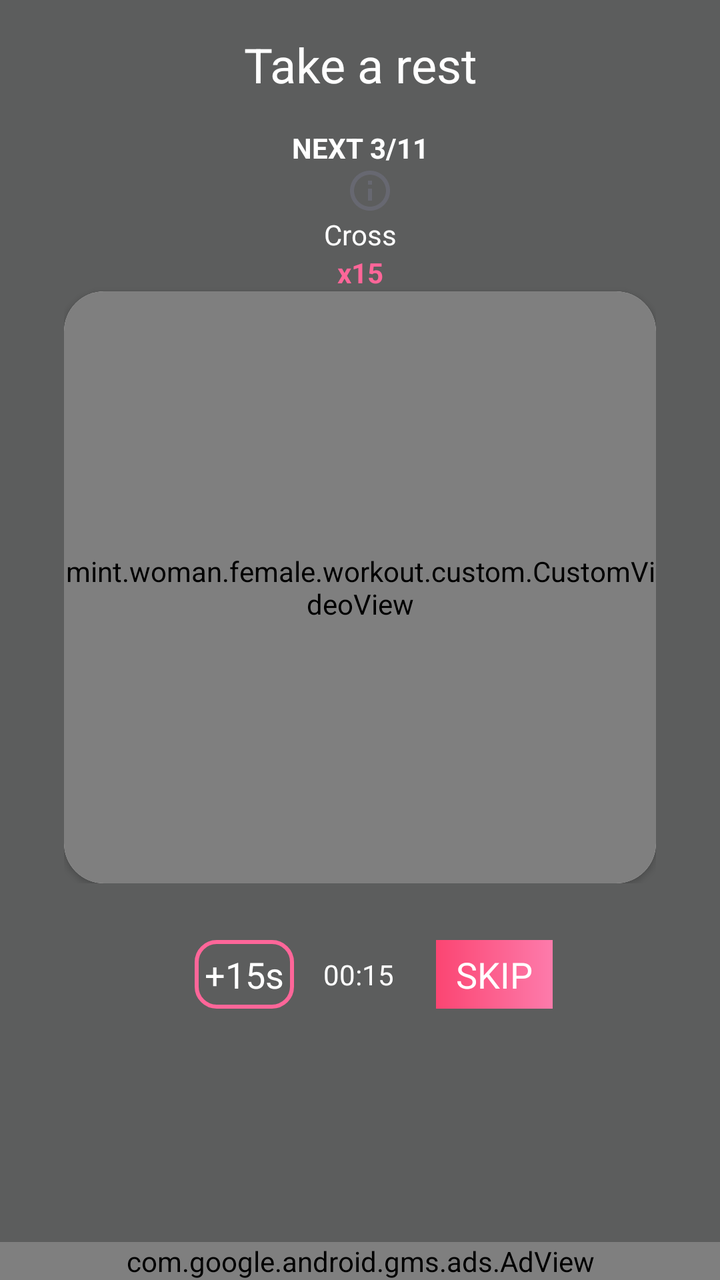
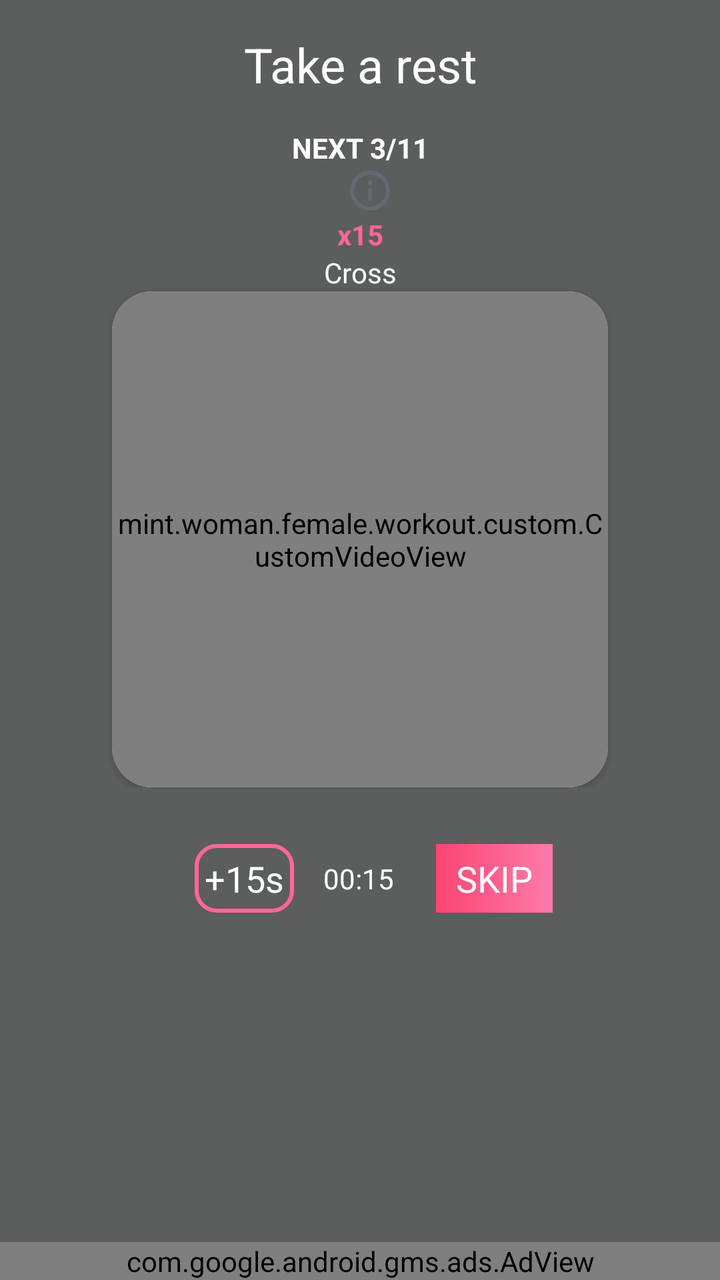

Screens rendered from an Android XML layout before and after an edit, with the pre-edit source and the edit as a unified diff.
<!-- AndroidManifest.xml: application theme AppTheme -->
<!-- res/layout/fragment_rest.xml -->
<?xml version="1.0" encoding="utf-8"?>
<androidx.constraintlayout.widget.ConstraintLayout xmlns:android="http://schemas.android.com/apk/res/android"
    xmlns:app="http://schemas.android.com/apk/res-auto"
    xmlns:tools="http://schemas.android.com/tools"
    android:layout_width="match_parent"
    android:layout_height="match_parent"
    xmlns:custom="http://schemas.android.com/apk/res-auto"
    android:background="#a5070809"
    tools:context=".fragment.RestFragment">

    <TextView
        android:id="@+id/txt_break"
        android:layout_width="match_parent"
        android:layout_height="wrap_content"
        android:layout_marginTop="16dp"
        android:gravity="center"
        android:text="@string/txt_take_a_break"
        android:textColor="@color/White"
        android:textSize="24sp"
        app:layout_constraintEnd_toEndOf="parent"
        app:layout_constraintStart_toStartOf="parent"
        app:layout_constraintTop_toTopOf="parent" />

    <androidx.constraintlayout.widget.ConstraintLayout
        android:id="@+id/layout_video"
        android:layout_width="match_parent"
        android:layout_height="wrap_content"
        android:layout_marginStart="32dp"
        android:layout_marginTop="16dp"
        android:layout_marginEnd="32dp"
        app:layout_constraintEnd_toEndOf="parent"
        app:layout_constraintStart_toStartOf="parent"
        app:layout_constraintTop_toBottomOf="@id/txt_break">

        <TextView
            android:id="@+id/txt_workout_count"
            android:layout_width="match_parent"
            android:layout_height="wrap_content"
            android:gravity="center"
            android:text="Next 3/11"
            android:textAllCaps="true"
            android:textColor="@color/White"
            android:textStyle="bold"
            app:layout_constraintEnd_toEndOf="parent"
            app:layout_constraintStart_toStartOf="parent"
            app:layout_constraintTop_toTopOf="parent" />

        <TextView
            android:id="@+id/tv_exercise_name"
            android:layout_width="wrap_content"
            android:layout_height="wrap_content"
            android:clickable="true"
            android:drawablePadding="10dp"
            android:foreground="?attr/selectableItemBackground"
            android:maxLines="2"
            android:textAlignment="center"
            android:textAllCaps="true"
            android:textColor="@color/White"
            android:textSize="18sp"
            app:drawableRightCompat="@drawable/ic_info_outline_black_24dp"
            app:layout_constraintEnd_toEndOf="parent"
            app:layout_constraintStart_toStartOf="parent"
            app:layout_constraintTop_toBottomOf="@id/txt_workout_count" />

        <TextView
            android:id="@+id/tv_sub"
            android:layout_width="wrap_content"
            android:layout_height="wrap_content"
            android:text="Cross"
            android:textColor="@color/White"
            app:layout_constraintEnd_toEndOf="parent"
            app:layout_constraintStart_toStartOf="parent"
            app:layout_constraintTop_toBottomOf="@+id/tv_exercise_name" />

        <TextView
            android:id="@+id/txt_exercise_count"
            android:layout_width="0dp"
            android:layout_height="wrap_content"
            android:text="x15"
            android:textAlignment="center"
            android:textColor="@color/colorAccent"
            android:textStyle="bold"
            app:layout_constraintEnd_toEndOf="parent"
            app:layout_constraintStart_toStartOf="parent"
            app:layout_constraintTop_toBottomOf="@id/tv_sub" />

        <androidx.cardview.widget.CardView
            android:id="@+id/cardView"
            android:layout_width="match_parent"
            android:layout_height="0dp"
            app:cardCornerRadius="20dp"
            app:layout_constraintBottom_toBottomOf="parent"
            app:layout_constraintDimensionRatio="1:1"
            app:layout_constraintEnd_toEndOf="parent"
            app:layout_constraintStart_toStartOf="parent"
            app:layout_constraintTop_toBottomOf="@id/txt_exercise_count">

            <mint.woman.female.workout.custom.CustomVideoView
                android:id="@+id/videoView"
                android:layout_width="match_parent"
                android:layout_height="match_parent" />
        </androidx.cardview.widget.CardView>
    </androidx.constraintlayout.widget.ConstraintLayout>

    <TextView
        android:id="@+id/txt_add_time"
        android:layout_width="wrap_content"
        android:layout_height="wrap_content"
        android:background="@drawable/background_text_workout"
        android:padding="5dp"
        android:text="+15s"
        android:textColor="@color/White"
        android:textSize="18sp"
        app:layout_constraintBottom_toBottomOf="@+id/rest_progress"
        app:layout_constraintEnd_toStartOf="@+id/rest_progress"
        app:layout_constraintHorizontal_bias="0.87"
        app:layout_constraintStart_toStartOf="parent"
        app:layout_constraintTop_toTopOf="@+id/rest_progress" />


    <TextView
        android:id="@+id/rest_progress"
        android:layout_width="wrap_content"
        android:layout_height="wrap_content"
        android:layout_marginTop="36dp"
        android:text="00:15"
        android:textColor="@color/White"
        android:textSize="@dimen/_24sdp"
        app:layout_constraintEnd_toEndOf="parent"
        app:layout_constraintHorizontal_bias="0.498"
        app:layout_constraintStart_toStartOf="parent"
        app:layout_constraintTop_toBottomOf="@+id/layout_video" />

    <TextView
        android:id="@+id/txt_skip"
        android:layout_width="wrap_content"
        android:layout_height="wrap_content"
        android:background="@drawable/bg_round_corner_gradient_primary_10"
        android:clickable="true"
        android:focusable="false"
        android:foreground="?attr/selectableItemBackground"
        android:gravity="center"
        android:paddingLeft="10dp"
        android:paddingTop="5dp"
        android:paddingRight="10dp"
        android:paddingBottom="5dp"
        android:text="@string/txt_skip"
        android:textAllCaps="true"
        android:textAppearance="@style/TextAppearance.AppCompat.Body1"
        android:textColor="@color/White"
        android:textSize="18sp"
        app:layout_constraintBottom_toBottomOf="@+id/rest_progress"
        app:layout_constraintEnd_toEndOf="parent"
        app:layout_constraintHorizontal_bias="0.2"
        app:layout_constraintStart_toEndOf="@+id/rest_progress"
        app:layout_constraintTop_toTopOf="@+id/rest_progress" />

    <com.google.android.gms.ads.AdView
        android:id="@+id/adView"
        android:layout_width="match_parent"
        android:layout_height="wrap_content"
        android:visibility="visible"
        app:layout_constraintBottom_toBottomOf="parent"
        app:layout_constraintEnd_toEndOf="parent"
        app:layout_constraintStart_toStartOf="parent"
        app:layout_constraintTop_toBottomOf="@+id/rest_progress"
        app:layout_constraintVertical_bias="1.0"
        custom:adSize="SMART_BANNER"
        custom:adUnitId="@string/ad_banner_unit_id" />

</androidx.constraintlayout.widget.ConstraintLayout>
<!-- resources referenced by this layout -->
<resources>
  <color name="White">#FFFFFF</color>
  <color name="colorAccent">#ff6699</color>
  <!-- drawable background_text_workout (drawable) -->
  <?xml version="1.0" encoding="utf-8"?>
  <selector xmlns:android="http://schemas.android.com/apk/res/android" >
      <item android:state_pressed="true" >
          <shape android:shape="rectangle"  >
              <corners android:radius="10dp" />
              <solid android:color="@color/Gray"/>
          </shape>
      </item>
      <item >
          <shape android:shape="rectangle"  >
              <stroke
                  android:width="2dp"
                  android:color="@color/colorAccent"/>
              <corners android:radius="10dp" />
          </shape>
      </item>
  </selector>
  <!-- drawable bg_round_corner_gradient_primary_10 (drawable) -->
  <?xml version="1.0" encoding="utf-8"?>
  <shape xmlns:android="http://schemas.android.com/apk/res/android">
      <gradient android:startColor="@color/red_FB45" android:endColor="@color/red_FD7B" android:angle="0"/>
      <corners android:radius="@dimen/_10sdp"/>
  </shape>
  <!-- drawable ic_info_outline_black_24dp (drawable) -->
  <vector android:height="24dp" android:tint="#676871"
      android:viewportHeight="24.0" android:viewportWidth="24.0"
      android:width="24dp" xmlns:android="http://schemas.android.com/apk/res/android">
      <path android:fillColor="#FF000000" android:pathData="M11,17h2v-6h-2v6zM12,2C6.48,2 2,6.48 2,12s4.48,10 10,10 10,-4.48 10,-10S17.52,2 12,2zM12,20c-4.41,0 -8,-3.59 -8,-8s3.59,-8 8,-8 8,3.59 8,8 -3.59,8 -8,8zM11,9h2L13,7h-2v2z"/>
  </vector>
  <string name="ad_banner_unit_id" translatable="false">ca-app-pub-9959217683006097/731250286</string>
  <string name="txt_skip">Skip</string>
  <string name="txt_take_a_break">Take a rest</string>
  <style name="AppTheme" parent="Theme.AppCompat.DayNight.DarkActionBar">
          <item name="android:windowAnimationStyle">@style/animfade</item>
          <item name="colorPrimary">@color/colorPrimary</item>
          <item name="colorPrimaryDark">@color/colorPrimaryDark</item>
          <item name="colorAccent">@color/colorAccent</item>
      </style>
  <color name="Gray">#808080</color>
  <color name="red_FB45">#fb4572</color>
  <color name="red_FD7B">#fd7bab</color>
  <style name="animfade" parent="@android:style/Animation.Activity">
          <item name="android:activityOpenEnterAnimation">@anim/slide_in_from_right</item>
          <item name="android:activityOpenExitAnimation">@anim/slide_out_to_left</item>
          <item name="android:activityCloseEnterAnimation">@anim/slide_in_from_left</item>
          <item name="android:activityCloseExitAnimation">@anim/slide_out_to_right</item>
      </style>
  <color name="colorPrimary">#E91E63</color>
  <color name="colorPrimaryDark">#E91E63</color>
</resources>

<!-- the commit's change to res/layout/fragment_rest.xml (unified diff, before → after) -->
@@ -63,16 +63,6 @@
             app:layout_constraintTop_toBottomOf="@id/txt_workout_count" />
 
         <TextView
-            android:id="@+id/tv_sub"
-            android:layout_width="wrap_content"
-            android:layout_height="wrap_content"
-            android:text="Cross"
-            android:textColor="@color/White"
-            app:layout_constraintEnd_toEndOf="parent"
-            app:layout_constraintStart_toStartOf="parent"
-            app:layout_constraintTop_toBottomOf="@+id/tv_exercise_name" />
-
-        <TextView
             android:id="@+id/txt_exercise_count"
             android:layout_width="0dp"
             android:layout_height="wrap_content"
@@ -82,18 +72,30 @@
             android:textStyle="bold"
             app:layout_constraintEnd_toEndOf="parent"
             app:layout_constraintStart_toStartOf="parent"
-            app:layout_constraintTop_toBottomOf="@id/tv_sub" />
+            app:layout_constraintTop_toBottomOf="@id/tv_exercise_name" />
+
+        <TextView
+            android:id="@+id/tv_sub"
+            android:layout_width="wrap_content"
+            android:layout_height="wrap_content"
+            android:text="Cross"
+            android:textColor="@color/White"
+            app:layout_constraintEnd_toEndOf="parent"
+            app:layout_constraintStart_toStartOf="parent"
+            app:layout_constraintTop_toBottomOf="@+id/txt_exercise_count" />
 
         <androidx.cardview.widget.CardView
             android:id="@+id/cardView"
             android:layout_width="match_parent"
             android:layout_height="0dp"
+            android:layout_marginStart="24dp"
+            android:layout_marginEnd="24dp"
             app:cardCornerRadius="20dp"
             app:layout_constraintBottom_toBottomOf="parent"
             app:layout_constraintDimensionRatio="1:1"
             app:layout_constraintEnd_toEndOf="parent"
             app:layout_constraintStart_toStartOf="parent"
-            app:layout_constraintTop_toBottomOf="@id/txt_exercise_count">
+            app:layout_constraintTop_toBottomOf="@id/tv_sub">
 
             <mint.woman.female.workout.custom.CustomVideoView
                 android:id="@+id/videoView"
